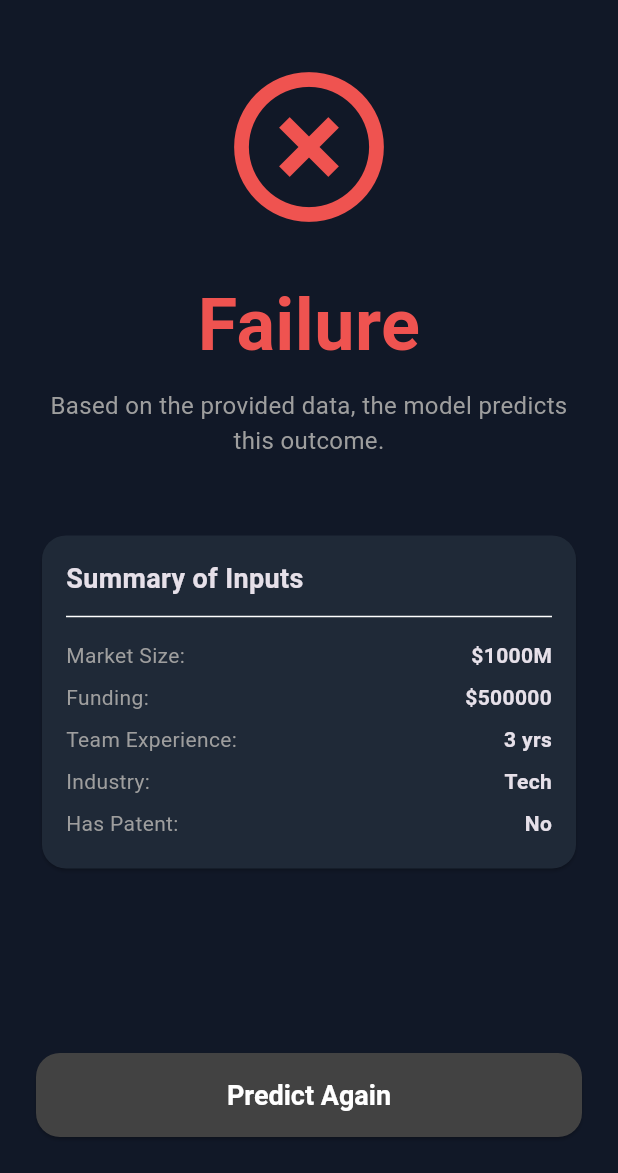
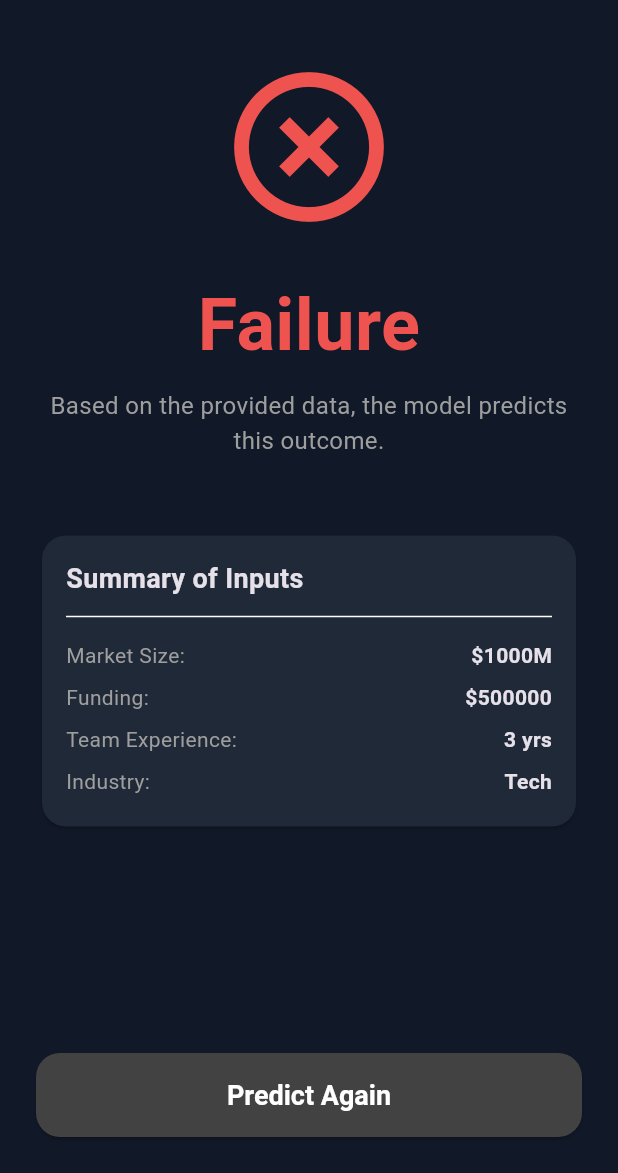
Before and after one commit to LaurelleJinelle/linear_regression_model, a Flutter app: the screen it shows after launch, after a tap on "Predict", on a phone screen of 412 x 824 dp, the part 63-1236 px from its top. Run offline on Flutter 3.47's test engine with Material 3 defaults, Android fonts, the light colour scheme and no system bars.

Commit message:
UI update

```diff
--- a/summative/prediction_app/lib/screens/result_screen.dart
+++ b/summative/prediction_app/lib/screens/result_screen.dart
@@ -24,7 +24,6 @@ class ResultScreen extends StatelessWidget {
             _buildSummaryRow('Funding:', '\$${formData.funding.toStringAsFixed(0)}'),
             _buildSummaryRow('Team Experience:', '${formData.teamExperience} yrs'),
             _buildSummaryRow('Industry:', formData.industry),
-            _buildSummaryRow('Has Patent:', formData.hasPatent ? 'Yes' : 'No'),
           ],
         ),
       ),
```
